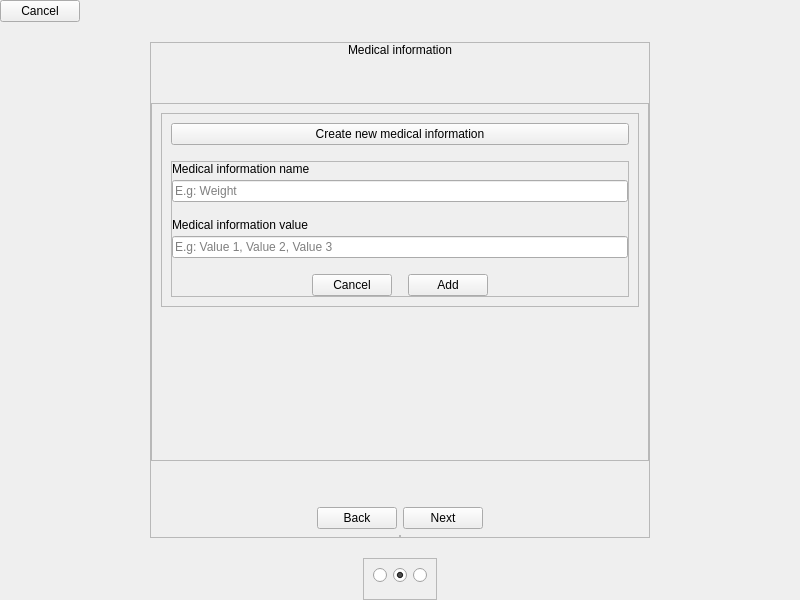
AgustinCartaya/SkinApplication, file skin application/skinApplication/src/views/ui/ui_upsert_patient_mi.ui: the form before one commit.
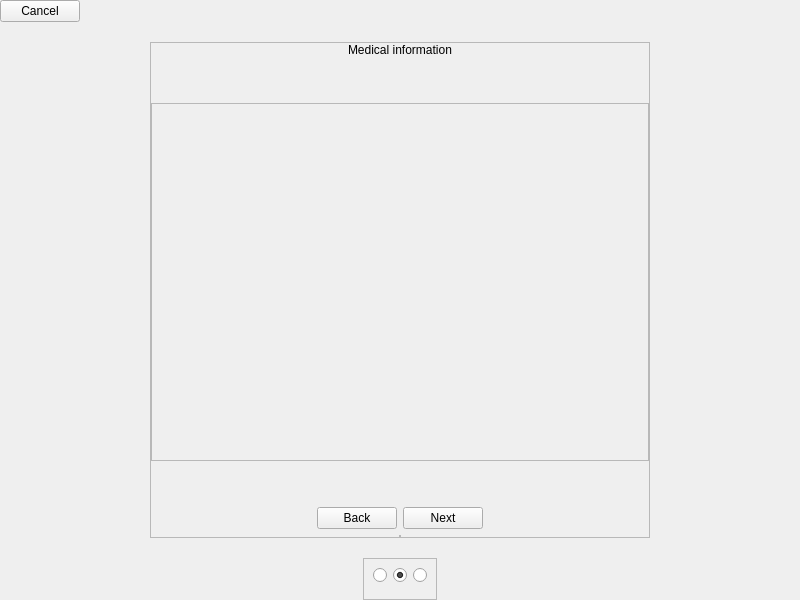
The form after the commit. Custom widgets are drawn as their Qt base class.

Commit message: upsert skin lesion avanced, some problems when updating

```diff
--- a/skin application/skinApplication/src/views/ui/ui_upsert_patient_mi.ui
+++ b/skin application/skinApplication/src/views/ui/ui_upsert_patient_mi.ui
@@ -146,159 +146,8 @@
           </rect>
          </property>
          <layout class="QVBoxLayout" name="verticalLayout_3">
-          <property name="spacing">
-           <number>30</number>
-          </property>
           <item>
-           <layout class="QVBoxLayout" name="ly_medical_information">
-            <property name="spacing">
-             <number>16</number>
-            </property>
-           </layout>
-          </item>
-          <item alignment="Qt::AlignBottom">
-           <widget class="QFrame" name="c_create_new_mi">
-            <property name="frameShape">
-             <enum>QFrame::StyledPanel</enum>
-            </property>
-            <property name="frameShadow">
-             <enum>QFrame::Raised</enum>
-            </property>
-            <layout class="QVBoxLayout" name="verticalLayout_4">
-             <property name="spacing">
-              <number>16</number>
-             </property>
-             <item>
-              <widget class="Button" name="bt_create_new_mi">
-               <property name="text">
-                <string>Create new medical information</string>
-               </property>
-              </widget>
-             </item>
-             <item>
-              <widget class="QFrame" name="c_new_mi_content">
-               <property name="frameShape">
-                <enum>QFrame::StyledPanel</enum>
-               </property>
-               <property name="frameShadow">
-                <enum>QFrame::Raised</enum>
-               </property>
-               <layout class="QVBoxLayout" name="verticalLayout_5">
-                <property name="spacing">
-                 <number>16</number>
-                </property>
-                <property name="leftMargin">
-                 <number>0</number>
-                </property>
-                <property name="topMargin">
-                 <number>0</number>
-                </property>
-                <property name="rightMargin">
-                 <number>0</number>
-                </property>
-                <property name="bottomMargin">
-                 <number>0</number>
-                </property>
-                <item>
-                 <layout class="QVBoxLayout" name="ly_new_mi_name">
-                  <property name="spacing">
-                   <number>4</number>
-                  </property>
-                  <property name="topMargin">
-                   <number>0</number>
-                  </property>
-                  <item>
-                   <widget class="Label" name="lb_new_mi_name">
-                    <property name="text">
-                     <string>Medical information name</string>
-                    </property>
-                   </widget>
-                  </item>
-                  <item>
-                   <widget class="LineEdit" name="i_new_mi_name">
-                    <property name="placeholderText">
-                     <string>E.g: Weight</string>
-                    </property>
-                   </widget>
-                  </item>
-                 </layout>
-                </item>
-                <item>
-                 <layout class="QVBoxLayout" name="ly_new_mi_value">
-                  <property name="spacing">
-                   <number>4</number>
-                  </property>
-                  <property name="topMargin">
-                   <number>0</number>
-                  </property>
-                  <item>
-                   <widget class="Label" name="lb_new_mi_value">
-                    <property name="text">
-                     <string>Medical information value</string>
-                    </property>
-                   </widget>
-                  </item>
-                  <item>
-                   <widget class="LineEdit" name="i_new_mi_value">
-                    <property name="placeholderText">
-                     <string>E.g: Value 1, Value 2, Value 3</string>
-                    </property>
-                   </widget>
-                  </item>
-                 </layout>
-                </item>
-                <item>
-                 <layout class="QHBoxLayout" name="ly_new_mi_bt">
-                  <property name="topMargin">
-                   <number>0</number>
-                  </property>
-                  <item>
-                   <spacer name="horizontalSpacer_2">
-                    <property name="orientation">
-                     <enum>Qt::Horizontal</enum>
-                    </property>
-                    <property name="sizeHint" stdset="0">
-                     <size>
-                      <width>40</width>
-                      <height>20</height>
-                     </size>
-                    </property>
-                   </spacer>
-                  </item>
-                  <item>
-                   <widget class="Button" name="bt_cancel_new_mi">
-                    <property name="text">
-                     <string>Cancel</string>
-                    </property>
-                   </widget>
-                  </item>
-                  <item>
-                   <widget class="Button" name="bt_add_new_mi">
-                    <property name="text">
-                     <string>Add</string>
-                    </property>
-                   </widget>
-                  </item>
-                  <item>
-                   <spacer name="horizontalSpacer_3">
-                    <property name="orientation">
-                     <enum>Qt::Horizontal</enum>
-                    </property>
-                    <property name="sizeHint" stdset="0">
-                     <size>
-                      <width>40</width>
-                      <height>20</height>
-                     </size>
-                    </property>
-                   </spacer>
-                  </item>
-                 </layout>
-                </item>
-               </layout>
-              </widget>
-             </item>
-            </layout>
-           </widget>
+           <layout class="QVBoxLayout" name="ly_medical_information"/>
           </item>
           <item>
            <spacer name="verticalSpacer_5">
@@ -475,11 +324,6 @@
    <extends>QPushButton</extends>
    <header location="global">.promoted.navigator_button</header>
   </customwidget>
-  <customwidget>
-   <class>LineEdit</class>
-   <extends>QLineEdit</extends>
-   <header>.promoted.line_edit</header>
-  </customwidget>
   <customwidget>
    <class>Button</class>
    <extends>QPushButton</extends>
```
The commit also changes 85 other files.
